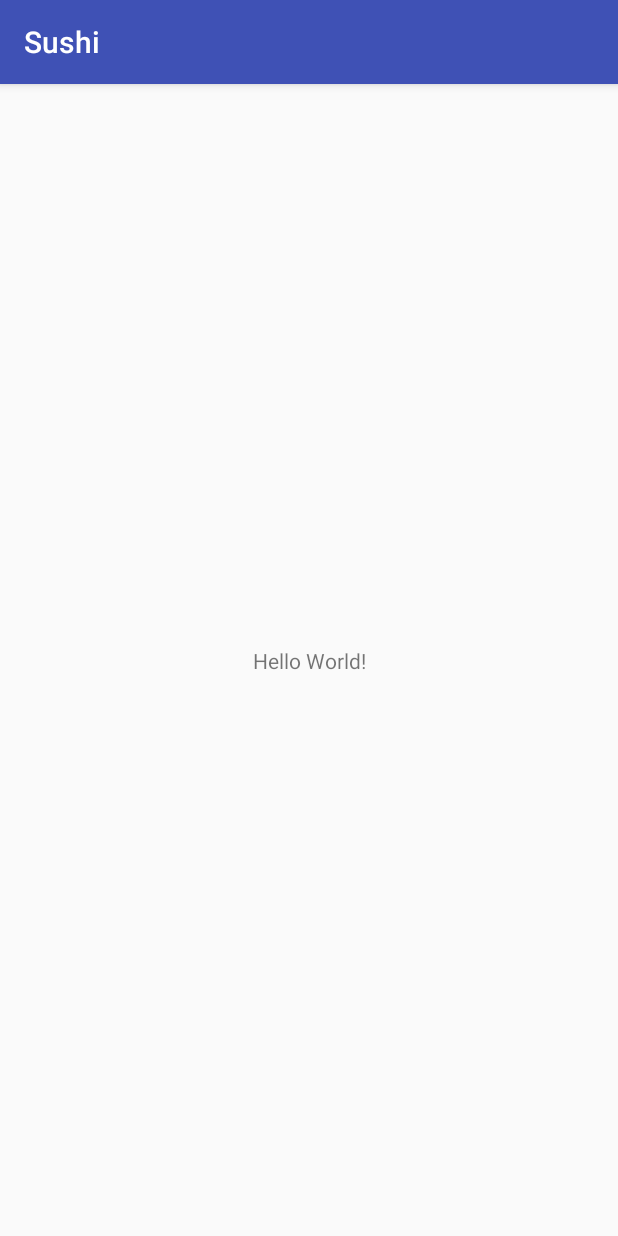
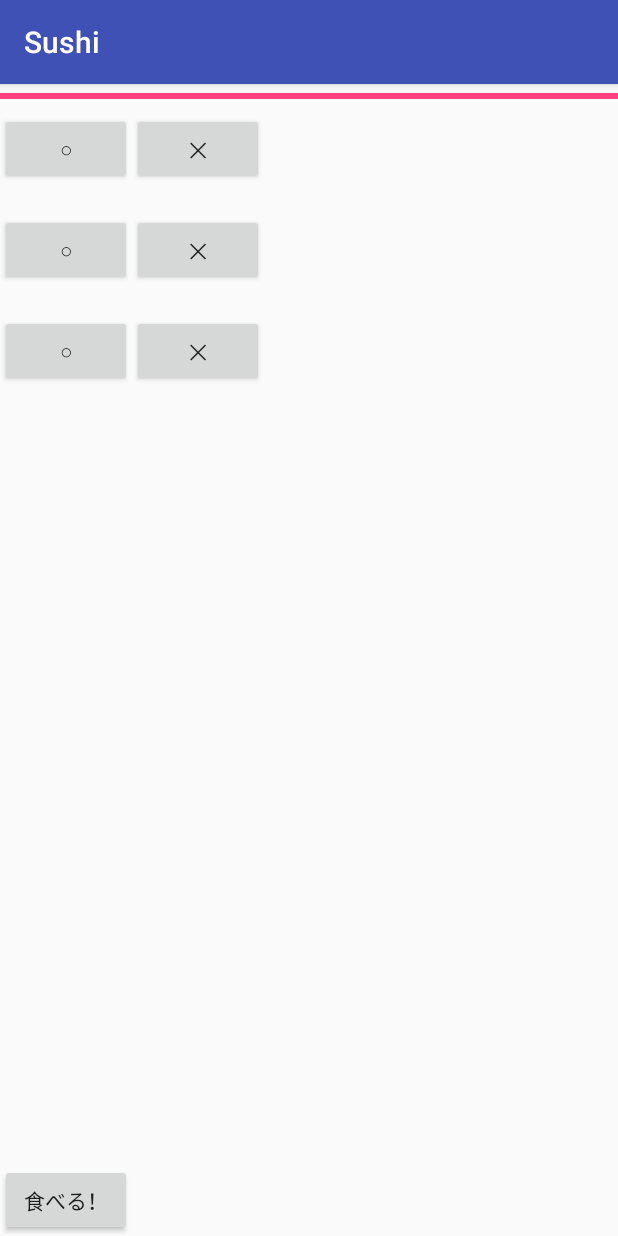
Before and after one commit to litalico-si-2018/d_team, an Android app: the screen it shows after launch (MainActivity), on a phone screen of 412 x 824 dp. Run offline under Robolectric (Android 15) with nearby library versions, the phone set to English and light mode, and no system bars; our stand-ins replace RxJava; 6 statements that could not run were skipped.

Commit message:
make MainActivity and related layout

```diff
--- a/app/build.gradle
+++ b/app/build.gradle
@@ -30,4 +30,6 @@
     testImplementation 'junit:junit:4.12'
     androidTestImplementation 'com.android.support.test:runner:1.0.2'
     androidTestImplementation 'com.android.support.test.espresso:espresso-core:3.0.2'
+    implementation 'io.reactivex.rxjava2:rxandroid:2.0.2'
+    implementation 'io.reactivex.rxjava2:rxjava:2.2.0'
 }
--- a/app/src/main/java/jp/summerintern/sushi/sushi/MainActivity.kt
+++ b/app/src/main/java/jp/summerintern/sushi/sushi/MainActivity.kt
@@ -1,24 +1,119 @@
 package jp.summerintern.sushi.sushi
 
+import android.os.Bundle
 import android.support.v7.app.AppCompatActivity
-import android.os.Bundle
-import java.util.*
+import android.view.View
+import android.widget.Button
+import android.widget.ProgressBar
+import android.widget.TextView
+import android.widget.Toast
+import io.reactivex.Observable
+import io.reactivex.android.schedulers.AndroidSchedulers
+import java.util.concurrent.TimeUnit
+
+
+/*
+間違い探しの画面
+ */
 
 class MainActivity : AppCompatActivity() {
 
-    private lateinit var time: Date
+    private val maxTime: Int = 30 //とりあえず30秒にしているだけ
+    private var seconds: Int = maxTime
     private lateinit var sushiList: List<String>
+    private lateinit var probs: ArrayList<Problem>
+    private lateinit var answers: HashMap<Int, Boolean>
+    private lateinit var stage: Stage
+    private lateinit var sushiFlow: SushiFlow
 
     override fun onCreate(savedInstanceState: Bundle?) {
         super.onCreate(savedInstanceState)
         setContentView(R.layout.activity_main)
+
+//        val probListView = findViewById<ListView>(R.id.probs)
+        val submitButton = findViewById<Button>(R.id.submit_button)
+
+        for (i in 0 until 2) {
+            val v = View.inflate(this, resources.getIdentifier("prob" + i, "id", packageName), null)
+
+            val cb = v.findViewById<Button>(R.id.correct_button)
+            cb.setOnClickListener {
+                v.findViewById<TextView>(R.id.answer).setText("○")
+                answers[i] = true
+            }
+
+            val icb = v.findViewById<Button>(R.id.incorrect_button)
+            cb.setOnClickListener {
+                v.findViewById<TextView>(R.id.answer).setText("×")
+                answers[i] = false
+            }
+        }
+
+//        probListView.setOnItemClickListener { adapter, view, position, id ->
+//            val correct_button=view.findViewById<Button>(R.id.correct_button)
+//            correct_button.setOnClickListener {
+//                answers[]
+//            }
+//            val incorrect_button=view.findViewById<Button>(R.id.incorrect_button)
+//        }
+
+        val timeBar = findViewById<ProgressBar>(R.id.remaining_time_bar)
+        timeBar.max = maxTime
+        timeBar.progress = maxTime
+
+        submitButton.setOnClickListener {
+            val result = judge()
+            showOneResult(result)
+        }
+
+        Observable.interval(1000L, TimeUnit.MILLISECONDS)
+                .timeInterval()
+                .observeOn(AndroidSchedulers.mainThread())
+                .subscribe({
+                    if (seconds == 0) {
+                        genProbs()
+                        seconds = maxTime
+                        timeBar.progress = maxTime
+                    } else {
+                        seconds--
+                        timeBar.progress = seconds
+                    }
+                })
     }
 
-    fun judge(val probs: List<Problem>)
+    private fun judge(): Boolean {
+        for (i in 0 until probs.size - 1) {
+            if (answers[i] != probs[i].ans_flag) {
+                return false
+            }
+        }
+        return true
+    }
 
-    fun showOneResult()
+    private fun showOneResult(result: Boolean) {
+        sushiFlow.eatSushi(result)
+        if (result) {
+            Toast.makeText(this, "正解！", Toast.LENGTH_SHORT).show()
+            genProbs()
+        } else {
+            Toast.makeText(this, "残念！", Toast.LENGTH_SHORT).show()
+        }
+    }
 
-    fun genProbs()
+    private fun genProbs() {
+        probs.clear()
+        answers.clear()
+        sushiFlow.resetSushi()
 
-    fun updateResults()
+        for (i in 0 until 2) {
+            val p = Problem()
+            probs.add(p)
+
+            val v = View.inflate(this, resources.getIdentifier("prob" + i, "id", packageName), null)
+            v.findViewById<TextView>(R.id.answer).setText("　")
+            v.findViewById<TextView>(R.id.problem_sentence).setText(p.sentence)
+        }
+
+        sushiFlow.flowSushi()
+    }
 }
--- a/app/src/main/res/layout/activity_main.xml
+++ b/app/src/main/res/layout/activity_main.xml
@@ -1,18 +1,74 @@
 <?xml version="1.0" encoding="utf-8"?>
-<android.support.constraint.ConstraintLayout xmlns:android="http://schemas.android.com/apk/res/android"
-    xmlns:app="http://schemas.android.com/apk/res-auto"
+<RelativeLayout xmlns:android="http://schemas.android.com/apk/res/android"
     xmlns:tools="http://schemas.android.com/tools"
     android:layout_width="match_parent"
     android:layout_height="match_parent"
     tools:context=".MainActivity">
 
-    <TextView
+    <ProgressBar
+        android:id="@+id/remaining_time_bar"
+        style="?android:attr/progressBarStyleHorizontal"
+        android:layout_width="match_parent"
+        android:layout_height="wrap_content"
+        android:layout_alignParentTop="true" />
+
+    <LinearLayout
+        android:id="@+id/sushi_background"
+        android:layout_width="match_parent"
+        android:layout_height="100dp"
+        android:layout_alignBottom="@+id/remaining_time_bar">
+
+        <android.support.v7.widget.AppCompatImageView
+            android:id="@+id/sushi_image"
+            android:layout_width="wrap_content"
+            android:layout_height="wrap_content"
+            android:layout_gravity="center_vertical" />
+
+    </LinearLayout>
+
+    <!--めっちゃ重ねる？？？-->
+    <ImageView
+        android:id="@+id/plate_images"
         android:layout_width="wrap_content"
         android:layout_height="wrap_content"
-        android:text="Hello World!"
-        app:layout_constraintBottom_toBottomOf="parent"
-        app:layout_constraintLeft_toLeftOf="parent"
-        app:layout_constraintRight_toRightOf="parent"
-        app:layout_constraintTop_toTopOf="parent" />
+        android:layout_alignParentLeft="true"
+        android:layout_alignTop="@+id/submit_button" />
 
-</android.support.constraint.ConstraintLayout>
+    <!--<ListView-->
+    <!--android:id="@+id/probs"-->
+    <!--android:layout_width="wrap_content"-->
+    <!--android:layout_height="wrap_content"-->
+    <!--android:layout_alignBottom="@+id/sushi_background"-->
+    <!--android:layout_alignParentRight="true" />-->
+
+    <ScrollView
+        android:layout_width="wrap_content"
+        android:layout_height="wrap_content">
+
+        <LinearLayout
+            android:layout_width="match_parent"
+            android:layout_height="match_parent"
+            android:orientation="vertical">
+
+            <include
+                android:id="@+id/prob1"
+                layout="@layout/problem" />
+
+            <include
+                android:id="@+id/prob2"
+                layout="@layout/problem" />
+
+            <include
+                android:id="@+id/prob3"
+                layout="@layout/problem" />
+        </LinearLayout>
+    </ScrollView>
+
+    <Button
+        android:id="@+id/submit_button"
+        android:layout_width="wrap_content"
+        android:layout_height="wrap_content"
+        android:layout_alignParentBottom="true"
+        android:text="食べる！" />
+
+</RelativeLayout>
--- /dev/null
+++ b/app/src/main/res/layout/problem.xml
@@ -0,0 +1,40 @@
+<?xml version="1.0" encoding="utf-8"?>
+<LinearLayout xmlns:android="http://schemas.android.com/apk/res/android"
+    android:layout_width="match_parent"
+    android:layout_height="match_parent"
+    android:orientation="vertical">
+
+    <TextView
+        android:id="@+id/problem_sentence"
+        android:layout_width="match_parent"
+        android:layout_height="wrap_content"
+        android:layout_weight="5" />
+
+    <LinearLayout
+        android:layout_width="match_parent"
+        android:layout_height="wrap_content"
+        android:orientation="horizontal">
+
+        <TextView
+            android:id="@+id/answer"
+            android:layout_width="wrap_content"
+            android:layout_height="wrap_content"
+            android:layout_weight="2" />
+
+        <Button
+            android:id="@+id/correct_button"
+            android:layout_width="wrap_content"
+            android:layout_height="wrap_content"
+            android:layout_weight="3"
+            android:text="○" />
+
+        <Button
+            android:id="@+id/incorrect_button"
+            android:layout_width="wrap_content"
+            android:layout_height="wrap_content"
+            android:layout_weight="3"
+            android:text="✕" />
+    </LinearLayout>
+
+
+</LinearLayout>
```
Also changed, not shown: app/src/main/java/jp/summerintern/sushi/sushi/ProbsListView.kt (added, +17 -0 lines), app/src/main/java/jp/summerintern/sushi/sushi/SushiFlow.kt (+8 -3 lines).
